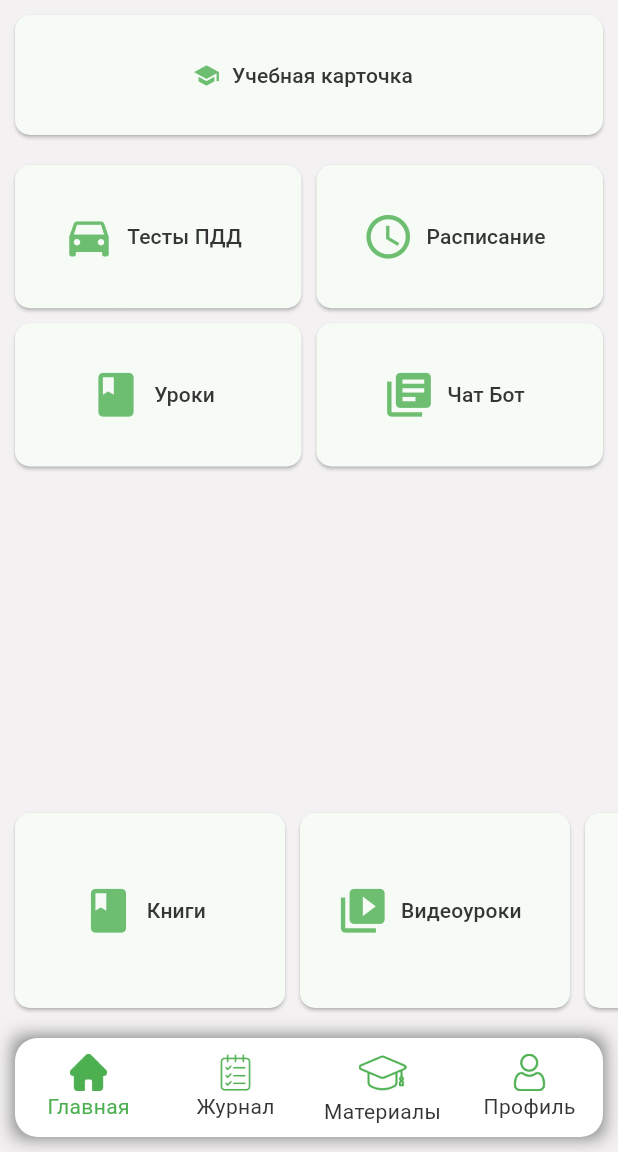
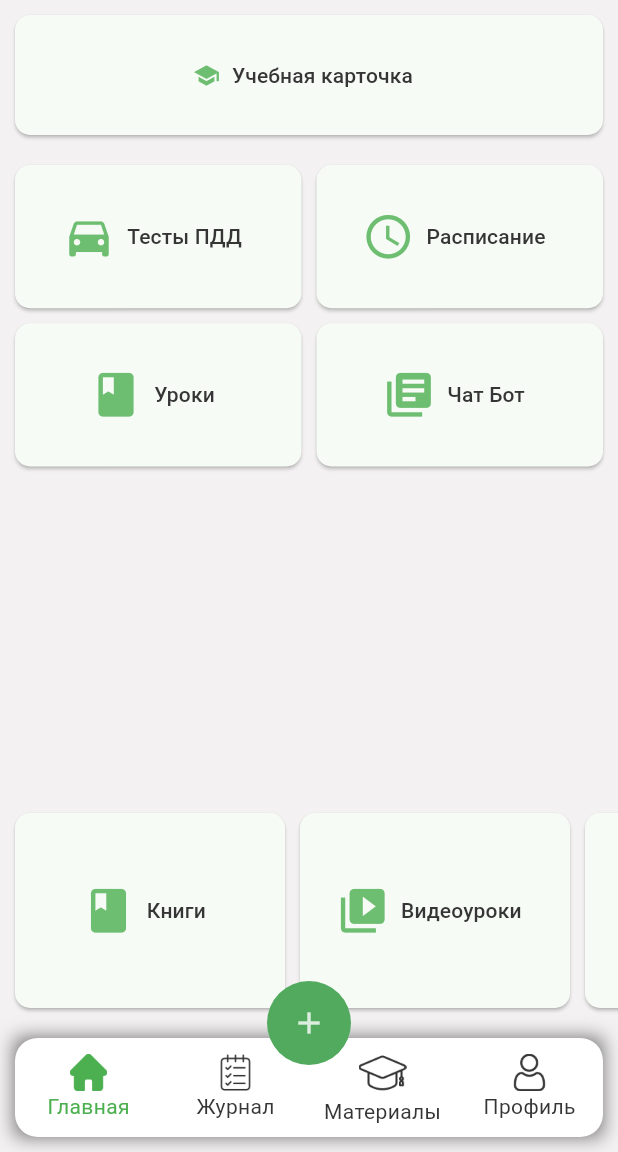
Before and after one commit to Amanturov7/autoshool, a Flutter app: the screen it shows after launch, on a phone screen of 412 x 824 dp, the part 84-1236 px from its top. Run offline on Flutter 3.47's test engine with Material 3 defaults, Android fonts, the phone set to English and light mode, and no system bars; our stand-ins replace easy_localization, image_picker, shared_preferences; missing offline and left inert: search_page.

Commit message:
add page

```diff
--- a/lib/dark_theme.dart
+++ b/lib/dark_theme.dart
@@ -6,7 +6,7 @@ class ThemeProvider extends ChangeNotifier {
 
   bool get isDarkMode {
     if (themeMode == ThemeMode.system) {
-      final brightness = SchedulerBinding.instance.window.platformBrightness;
+      final brightness = SchedulerBinding.instance!.window.platformBrightness;
       return brightness == Brightness.dark;
     } else {
       return themeMode == ThemeMode.dark;
--- a/lib/main.dart
+++ b/lib/main.dart
@@ -1,4 +1,5 @@
 import 'package:autoshool/about_page.dart';
+import 'package:autoshool/registration_course_page.dart';
 import 'package:flutter/material.dart';
 import 'package:provider/provider.dart';
 import 'package:easy_localization/easy_localization.dart';
@@ -66,6 +67,7 @@ class MyApp extends StatelessWidget {
         '/login': (context) => LoginPage(),
         '/signup': (context) => SignUpPage(),
         '/settings': (context) => SettingsPage(),
+        '/register-course':(context) => RegisterCoursePage()
       },
     );
   }
@@ -147,23 +149,23 @@ bottomNavigationBar: Container(
             },
           items: [
     BottomNavigationBarItem(
-            activeIcon: Image.asset("assets/icons/home_selected.png", width: 25, height: 25, color: Colors.green),
-            icon: Image.asset("assets/icons/home.png", width: 25, height: 25, color: Colors.green),
+      activeIcon: Image.asset("assets/icons/home_selected.png", width: 25, height: 25, color: Theme.of(context).bottomNavigationBarTheme.selectedItemColor),
+      icon: Image.asset("assets/icons/home.png", width: 25, height: 25, color: Theme.of(context).bottomNavigationBarTheme.unselectedItemColor),
       label: 'Главная',
     ),
     BottomNavigationBarItem(
-            activeIcon: Image.asset("assets/icons/checklist_selected.png", width: 25, height: 25, color: Colors.green),
-            icon: Image.asset("assets/icons/checklist.png", width: 25, height: 25, color: Colors.green),
+      activeIcon: Image.asset("assets/icons/checklist_selected.png", width: 25, height: 25, color: Theme.of(context).bottomNavigationBarTheme.selectedItemColor),
+      icon: Image.asset("assets/icons/checklist.png", width: 25, height: 25, color: Theme.of(context).bottomNavigationBarTheme.unselectedItemColor),
       label: 'Журнал',
     ),
     BottomNavigationBarItem(
-            activeIcon: Image.asset("assets/icons/graduate_selected.png", width: 32, height: 32, color: Colors.green),
-            icon: Image.asset("assets/icons/graduate.png", width: 32, height: 32, color: Colors.green),
+      activeIcon: Image.asset("assets/icons/graduate_selected.png", width: 32, height: 32, color: Theme.of(context).bottomNavigationBarTheme.selectedItemColor),
+      icon: Image.asset("assets/icons/graduate.png", width: 32, height: 32, color: Theme.of(context).bottomNavigationBarTheme.unselectedItemColor),
       label: 'Материалы',
     ),
     BottomNavigationBarItem(
-            activeIcon: Image.asset("assets/icons/user_selected.png", width: 25, height: 25, color: Colors.green),
-            icon: Image.asset("assets/icons/user.png", width: 25, height: 25, color: Colors.green),
+      activeIcon: Image.asset("assets/icons/user_selected.png", width: 25, height: 25, color: Theme.of(context).bottomNavigationBarTheme.selectedItemColor),
+      icon: Image.asset("assets/icons/user.png", width: 25, height: 25, color: Theme.of(context).bottomNavigationBarTheme.unselectedItemColor),
       label: 'Профиль',
     ),
   ],
@@ -171,6 +173,117 @@ bottomNavigationBar: Container(
         ),
       ),
     ),
+    floatingActionButtonLocation: FloatingActionButtonLocation.centerDocked,
+    floatingActionButton: SizedBox(
+      width: 56.0,
+      height: 56.0,
+      child: FloatingActionButton(
+        onPressed: () {
+          Navigator.pushNamed(context, '/register-course');
+        },
+        tooltip: 'Register for Course',
+        child: Icon(Icons.add),
+        backgroundColor: const Color.fromRGBO(82, 170, 94, 1.0),
+        elevation: 0.0, // Убираем тень (по желанию)
+        shape: CircleBorder(), // Задаем круглую форму
+      ),
+    ),
   );
 }
 }
+
+
+// return Scaffold(
+//       appBar: AppBar(
+//         actions: [
+//           ChangeThemeButtonWidget(),
+//         ],
+//         title: Center(
+//           child: RichText(
+//             text: TextSpan(
+//               text: 'Автошкола ',
+//               style: headline1?.copyWith(fontSize: 24, fontWeight: FontWeight.bold),
+//               children: <TextSpan>[
+//                 TextSpan(
+//                   text: 'Онлайн',
+//                   style: headline2?.copyWith(fontSize: 24, fontWeight: FontWeight.bold),
+//                 ),
+//               ],
+//             ),
+//           ),
+//         ),
+//       ),
+//       body: _screens[_currentIndex],
+//       bottomNavigationBar: Container(
+//         margin: const EdgeInsets.symmetric(horizontal: 10, vertical: 10),
+//         decoration: BoxDecoration(
+//           boxShadow: [
+//             BoxShadow(
+//               blurRadius: 10,
+//               color: Color.fromARGB(255, 104, 103, 103),
+//               spreadRadius: 0.3
+//             ),
+//           ],
+//         ),
+//         child: ClipRRect(
+//           borderRadius: BorderRadius.circular(15),
+//           child: Theme(
+//             data: Theme.of(context).copyWith(
+//               splashFactory: NoSplash.splashFactory,
+//               highlightColor: Colors.transparent,
+//             ),
+//             child: BottomAppBar(
+//               shape: CircularNotchedRectangle(),
+//               notchMargin: 6.0,
+//               child: Row(
+//                 mainAxisSize: MainAxisSize.max,
+//                 mainAxisAlignment: MainAxisAlignment.spaceBetween,
+//                 children: <Widget>[
+//                   IconButton(
+//                     icon: Image.asset("assets/icons/home.png", width: 25, height: 25, color: _currentIndex == 0 ? Colors.green : Colors.grey),
+//                     onPressed: () {
+//                       setState(() {
+//                         _currentIndex = 0;
+//                       });
+//                     },
+//                   ),
+//                   IconButton(
+//                     icon: Image.asset("assets/icons/checklist.png", width: 25, height: 25, color: _currentIndex == 1 ? Colors.green : Colors.grey),
+//                     onPressed: () {
+//                       setState(() {
+//                         _currentIndex = 1;
+//                       });
+//                     },
+//                   ),
+//                   SizedBox(width: 48), // The dummy child
+//                   IconButton(
+//                     icon: Image.asset("assets/icons/graduate.png", width: 32, height: 32, color: _currentIndex == 2 ? Colors.green : Colors.grey),
+//                     onPressed: () {
+//                       setState(() {
+//                         _currentIndex = 2;
+//                       });
+//                     },
+//                   ),
+//                   IconButton(
+//                     icon: Image.asset("assets/icons/user.png", width: 25, height: 25, color: _currentIndex == 3 ? Colors.green : Colors.grey),
+//                     onPressed: () {
+//                       setState(() {
+//                         _currentIndex = 3;
+//                       });
+//                     },
+//                   ),
+//                 ],
+//               ),
+//             ),
+//           ),
+//         ),
+//       ),
+//       floatingActionButtonLocation: FloatingActionButtonLocation.centerDocked,
+//       floatingActionButton: FloatingActionButton(
+//         onPressed: () {
+//           Navigator.pushNamed(context, '/register-course');
+//         },
+//         tooltip: 'Register for Course',
+//         child: Icon(Icons.add),
+//       ),
+//     );
--- /dev/null
+++ b/lib/registration_course_page.dart
@@ -0,0 +1,17 @@
+import 'package:flutter/material.dart';
+
+class RegisterCoursePage extends StatelessWidget {
+  const RegisterCoursePage({Key? key}) : super(key: key);
+
+  @override
+  Widget build(BuildContext context) {
+    return Scaffold(
+      appBar: AppBar(
+        title: Text('Регистрация на курс'),
+      ),
+      body: Center(
+        child: Text('Здесь будет форма регистрации на курс.'),
+      ),
+    );
+  }
+}
```
Lines whose indentation alone changed are shown as unchanged.
